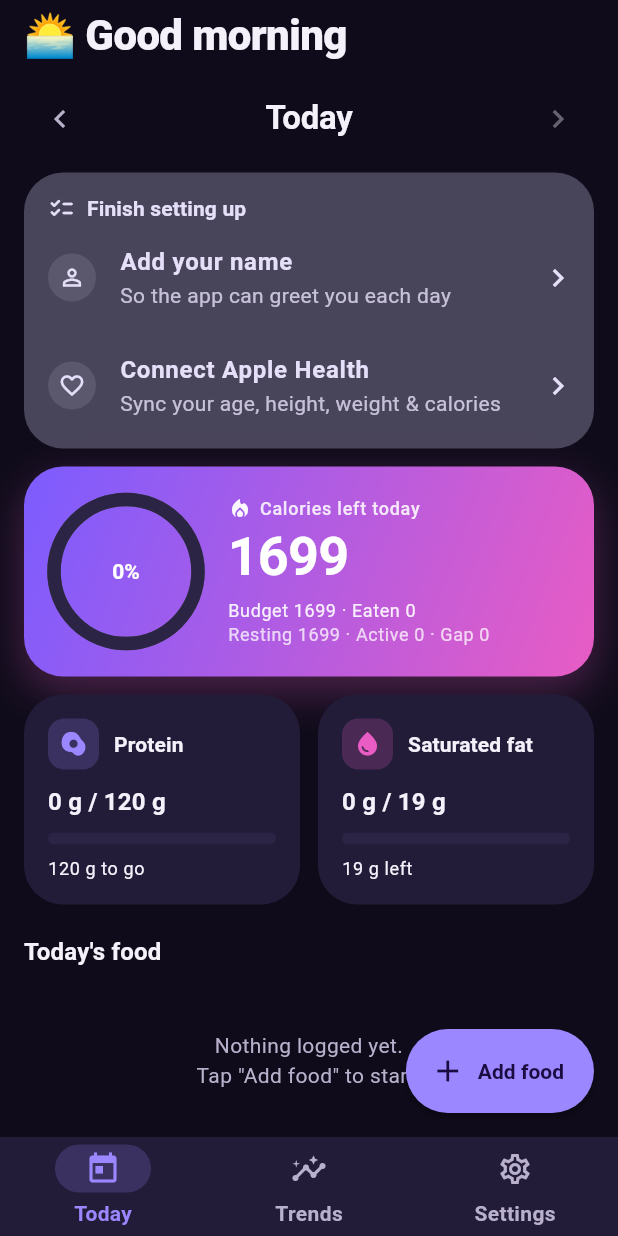
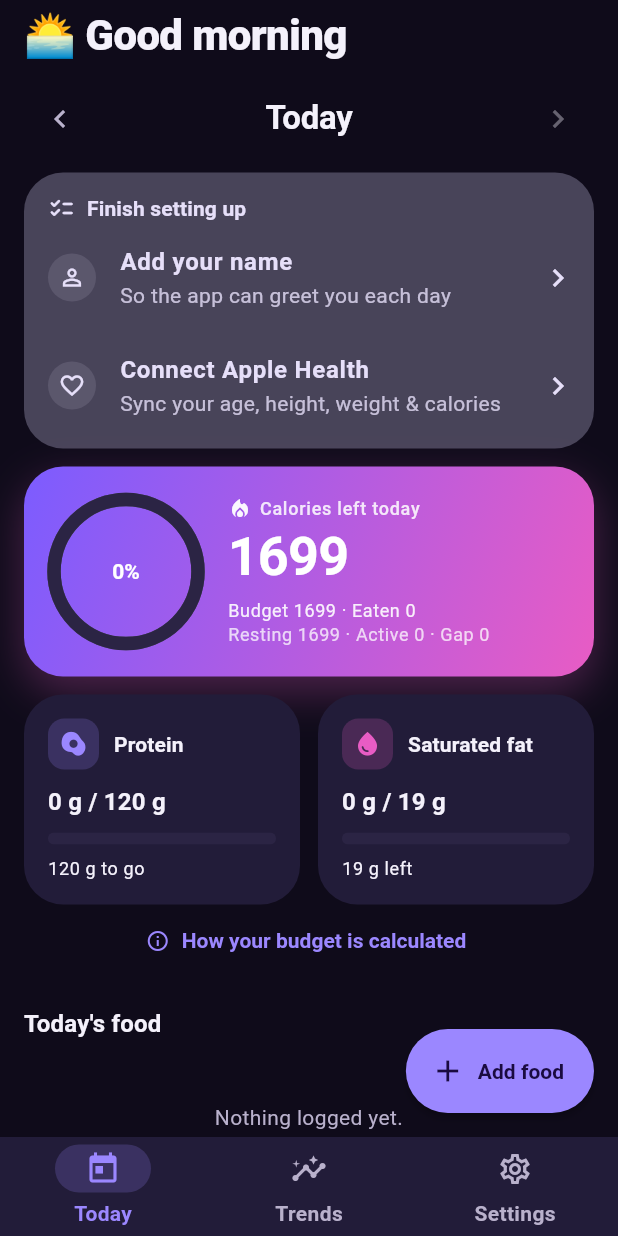
Before and after one commit to PETERDMYAN/food-at-peace, a Flutter app: the screen it shows after launch, after a tap on "Skip", on a phone screen of 412 x 824 dp. Run offline on Flutter 3.47's test engine with Material 3 defaults, Android fonts, the phone set to English and light mode, and no system bars; our stand-ins replace flutter_riverpod, flutter_secure_storage, geolocator, image_picker, shared_preferences, sign_in_with_apple; missing offline and left inert: health; network calls fail; statements that could not run were skipped.

Commit message:
Add Sources & methodology screen with citations (App Store 1.4.1)
Apple rejected the submission under Guideline 1.4.1 — the calorie/macro
estimates lacked citations. Added a "Sources & methodology" screen that, for
each calculation (BMR, calorie budget, protein, saturated fat), states the
method, cites the primary source, and links out to it (url_launcher), plus a
medical disclaimer. It's reachable from both Today ("How your budget is
calculated") and Settings (a "Sources & methodology" tile) so it's easy to
find. Bumped build to 1.0.0+2 for resubmission. l10n (en + zh) + README +
a widget test for the screen.

analyze + 53 tests green.

Co-Authored-By: Claude Opus 4.8 <noreply@anthropic.com>

```diff
--- a/lib/l10n/app_en.arb
+++ b/lib/l10n/app_en.arb
@@ -26,6 +26,11 @@
   "weatherThunder": "Thunderstorm",
   "editProfile": "Edit profile",
   "nickname": "Nickname",
+  "sourcesTitle": "Sources & methodology",
+  "sourcesIntro": "How your targets are estimated, with references you can check.",
+  "sourcesDisclaimer": "These are general estimates for healthy adults — not medical advice. Talk to a doctor or registered dietitian before making significant changes, especially if you're pregnant, under 18, or managing a health condition.",
+  "viewSource": "View source",
+  "howCalculated": "How your budget is calculated",
 
   "onboardingWelcomeTitle": "Welcome to\nFood at Peace",
   "onboardingWelcomeBody": "Track calories and macros with a calm, simple daily view.",
--- a/lib/l10n/app_localizations.dart
+++ b/lib/l10n/app_localizations.dart
@@ -199,6 +199,36 @@ abstract class AppLocalizations {
   /// In en, this message translates to:
   /// **'Nickname'**
   String get nickname;
+
+  /// No description provided for @sourcesTitle.
+  ///
+  /// In en, this message translates to:
+  /// **'Sources & methodology'**
+  String get sourcesTitle;
+
+  /// No description provided for @sourcesIntro.
+  ///
+  /// In en, this message translates to:
+  /// **'How your targets are estimated, with references you can check.'**
+  String get sourcesIntro;
+
+  /// No description provided for @sourcesDisclaimer.
+  ///
+  /// In en, this message translates to:
+  /// **'These are general estimates for healthy adults — not medical advice. Talk to a doctor or registered dietitian before making significant changes, especially if you\'re pregnant, under 18, or managing a health condition.'**
+  String get sourcesDisclaimer;
+
+  /// No description provided for @viewSource.
+  ///
+  /// In en, this message translates to:
+  /// **'View source'**
+  String get viewSource;
+
+  /// No description provided for @howCalculated.
+  ///
+  /// In en, this message translates to:
+  /// **'How your budget is calculated'**
+  String get howCalculated;
 
   /// No description provided for @onboardingWelcomeTitle.
   ///
--- a/lib/l10n/app_zh.arb
+++ b/lib/l10n/app_zh.arb
@@ -17,6 +17,11 @@
   "weatherThunder": "雷暴",
   "editProfile": "编辑资料",
   "nickname": "昵称",
+  "sourcesTitle": "数据来源与方法",
+  "sourcesIntro": "你的目标是如何估算的，附可查证的参考资料。",
+  "sourcesDisclaimer": "以上为面向健康成年人的一般估算，并非医疗建议。在做出重大调整前，请咨询医生或注册营养师，尤其是孕期、未满 18 岁或有健康状况时。",
+  "viewSource": "查看来源",
+  "howCalculated": "预算是如何计算的",
 
   "onboardingWelcomeTitle": "欢迎使用\nFood at Peace",
   "onboardingWelcomeBody": "用简洁平静的每日视图记录卡路里与营养。",
--- a/lib/src/features/settings/settings_screen.dart
+++ b/lib/src/features/settings/settings_screen.dart
@@ -14,6 +14,7 @@ import '../../providers/providers.dart';
 import '../../util/format.dart';
 import '../../widgets/icon_tile.dart';
 import '../feedback/feedback_screen.dart';
+import '../sources/sources_screen.dart';
 
 /// Profile setup (drives all targets), weight log, Claude key, Apple
 /// Health/Garmin, language, and feedback.
@@ -203,6 +204,8 @@ class _SettingsScreenState extends ConsumerState<SettingsScreen> {
                 ),
               ),
             ),
+            const SizedBox(height: 12),
+            const _SourcesTile(),
             const SizedBox(height: 24),
             const _AccountCard(),
             const SizedBox(height: 12),
@@ -497,6 +500,41 @@ class _LanguageCard extends ConsumerWidget {
   }
 }
 
+/// Opens the citations & methodology screen (App Store Guideline 1.4.1).
+class _SourcesTile extends StatelessWidget {
+  const _SourcesTile();
+
+  @override
+  Widget build(BuildContext context) {
+    final t = AppLocalizations.of(context);
+    final scheme = Theme.of(context).colorScheme;
+    return Card(
+      child: InkWell(
+        borderRadius: BorderRadius.circular(26),
+        onTap: () => Navigator.of(context).push(
+          MaterialPageRoute(builder: (_) => const SourcesScreen()),
+        ),
+        child: Padding(
+          padding: const EdgeInsets.all(16),
+          child: Row(
+            children: [
+              IconTile(icon: Icons.menu_book, color: scheme.primary),
+              const SizedBox(width: 12),
+              Expanded(
+                child: Text(
+                  t.sourcesTitle,
+                  style: Theme.of(context).textTheme.titleSmall,
+                ),
+              ),
+              Icon(Icons.chevron_right, color: scheme.onSurfaceVariant),
+            ],
+          ),
+        ),
+      ),
+    );
+  }
+}
+
 /// Opens the feedback form.
 class _FeedbackTile extends StatelessWidget {
   const _FeedbackTile();
--- a/lib/src/features/today/today_screen.dart
+++ b/lib/src/features/today/today_screen.dart
@@ -11,6 +11,7 @@ import '../../theme/app_theme.dart';
 import '../../util/format.dart';
 import '../../util/l10n_labels.dart';
 import '../../widgets/icon_tile.dart';
+import '../sources/sources_screen.dart';
 import 'weather_background.dart';
 
 /// "Good morning / afternoon / evening, {name}" by the local hour, or the app
@@ -158,6 +159,17 @@ class TodayScreen extends ConsumerWidget {
                       ),
                     ),
                   ],
+                ),
+                Center(
+                  child: TextButton.icon(
+                    onPressed: () => Navigator.of(context).push(
+                      MaterialPageRoute(
+                        builder: (_) => const SourcesScreen(),
+                      ),
+                    ),
+                    icon: const Icon(Icons.info_outline, size: 16),
+                    label: Text(t.howCalculated),
+                  ),
                 ),
                 const _WorkoutsCard(),
                 const SizedBox(height: 20),
--- a/pubspec.yaml
+++ b/pubspec.yaml
@@ -16,7 +16,7 @@ publish_to: 'none' # Remove this line if you wish to publish to pub.dev
 # https://developer.apple.com/library/archive/documentation/General/Reference/InfoPlistKeyReference/Articles/CoreFoundationKeys.html
 # In Windows, build-name is used as the major, minor, and patch parts
 # of the product and file versions while build-number is used as the build suffix.
-version: 1.0.0+1
+version: 1.0.0+2
 
 environment:
   sdk: ^3.12.1
@@ -46,6 +46,7 @@ dependencies:
   sign_in_with_apple: ^8.1.0
   crypto: ^3.0.7
   geolocator: ^13.0.0
+  url_launcher: ^6.3.0
 
 dev_dependencies:
   flutter_test:
```
Also changed, not shown: lib/l10n/app_localizations_en.dart (+17 -0 lines), lib/l10n/app_localizations_zh.dart (+16 -0 lines), lib/src/features/sources/sources_screen.dart (added, +153 -0 lines), pubspec.lock, 2 other files.
